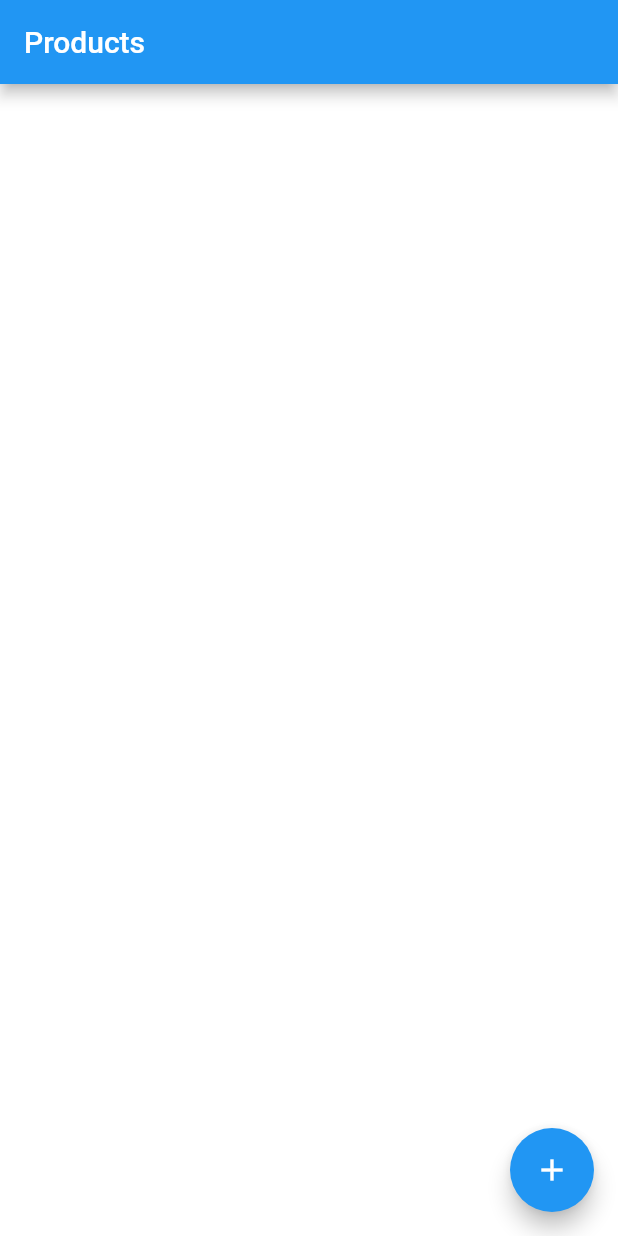
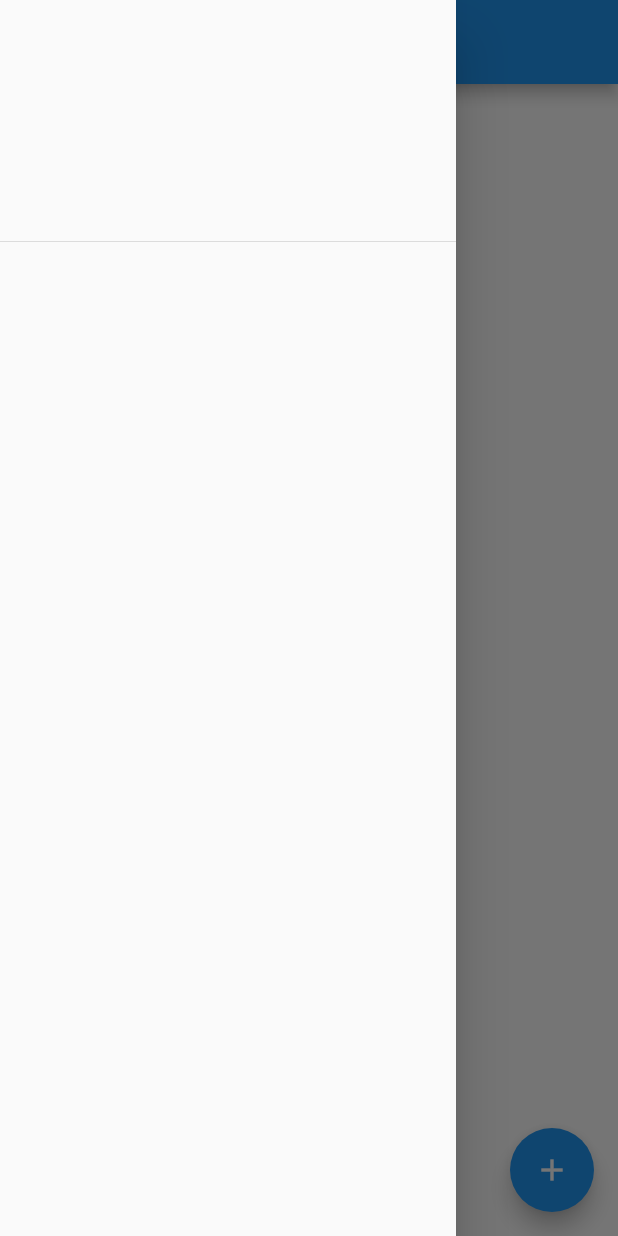
Before and after one commit to jeniscodesmith/sqlite_crud_LR, a Flutter app: the ProductsScreen screen opened directly, with the side drawer open (before the commit the screen has no drawer), on a phone screen of 412 x 824 dp. Run offline on Flutter 3.47's test engine with Material 2 defaults, Android fonts, the phone set to English and light mode, and no system bars; our stand-ins replace sqflite; accounts and stored records are empty.

Commit message:
user profile

```diff
--- a/lib/constants/constants.dart
+++ b/lib/constants/constants.dart
@@ -2,4 +2,6 @@ class Constants {
   static const String dbName = 'kaiser.db';
   static const String userTable = 'User';
   static const String productTable = 'Products';
+  static const String profilesTable = 'Profiles';
+
 }
--- /dev/null
+++ b/lib/models/user_data.dart
@@ -0,0 +1,38 @@
+// To parse this JSON data, do
+//
+//     final profileData = profileDataFromJson(jsonString);
+
+import 'dart:convert';
+
+UserData userDataFromJson(String str) =>
+    UserData.fromJson(json.decode(str));
+
+String userDataToJson(UserData data) => json.encode(data.toJson());
+
+class UserData {
+  UserData({
+    this.id,
+    this.name,
+    this.about,
+    this.location,
+  });
+
+  int id;
+  String name;
+  String about;
+  String location;
+
+  factory UserData.fromJson(Map<String, dynamic> json) => UserData(
+    id: json["id"],
+    name: json["name"],
+    about: json["about"],
+    location: json["location"],
+  );
+
+  Map<String, dynamic> toJson() => {
+    "id": id,
+    "name": name,
+    "about": about,
+    "location": location,
+  };
+}
--- a/lib/screens/login_screen.dart
+++ b/lib/screens/login_screen.dart
@@ -77,6 +77,8 @@ class _LoginScreenState extends State<LoginScreen> {
 
                     if (LocalDatabase.indexOfEmail != -1) {
                       if (LocalDatabase.indexOfEmailPassword != -1) {
+
+                        LocalDatabase.getUserData(LocalDatabase.indexOfEmailPassword);
                         Navigator.pushReplacement(
                             context,
                             MaterialPageRoute(
--- a/lib/screens/products_screen.dart
+++ b/lib/screens/products_screen.dart
@@ -33,6 +33,16 @@ class _ProductsScreenState extends State<ProductsScreen> {
       resizeToAvoidBottomInset: true,
       appBar: AppBar(
         title: Text('Products'),
+      ),
+      drawer: Drawer(
+        child: Column(
+          children: [
+            DrawerHeader(child: Container()),
+            Text(LocalDatabase.userData.name),
+            Text(LocalDatabase.userData.about),
+            Text(LocalDatabase.userData.location),
+          ],
+        ),
       ),
       body: ListView.builder(
           itemCount: ProductDatabase.productList.length,
```
Also changed, not shown: lib/db/local_db.dart (+28 -5 lines), lib/screens/register_screen.dart (+36 -1 lines).
